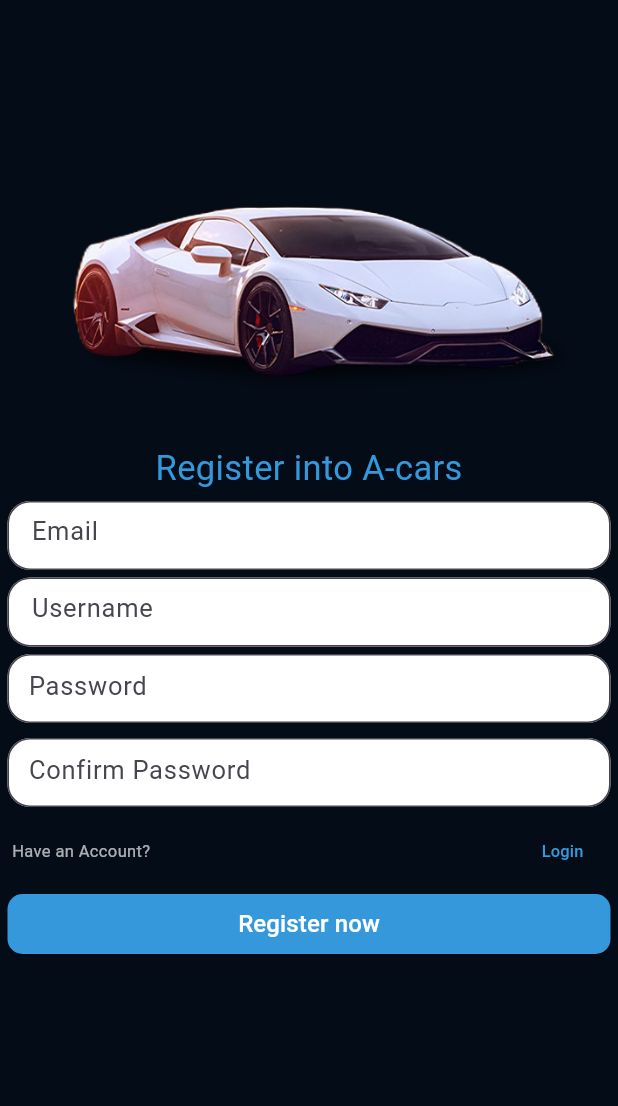
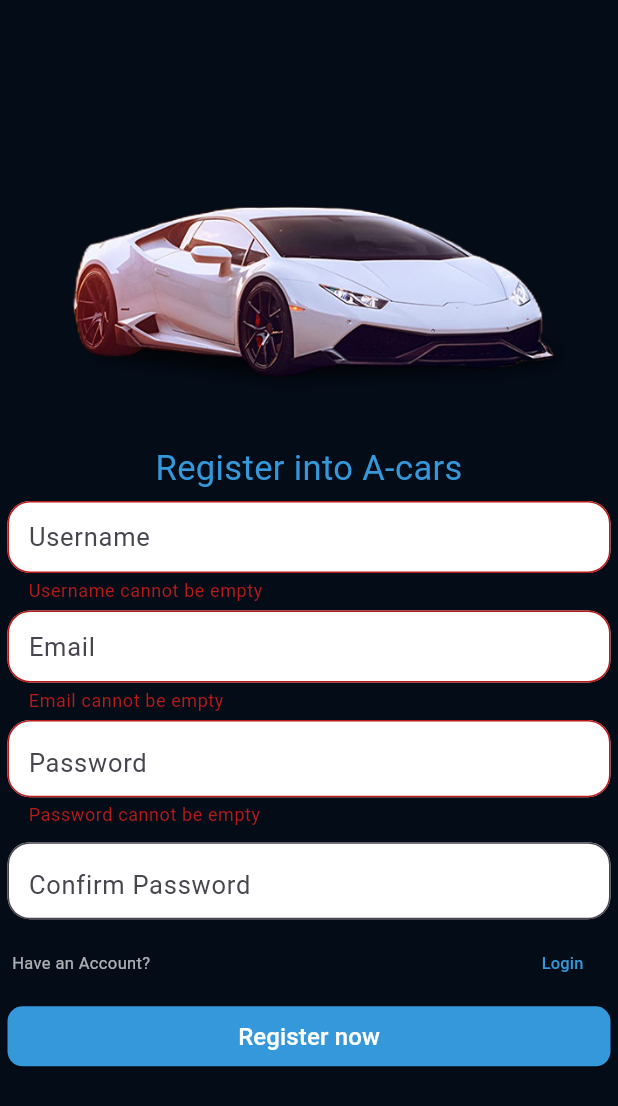
Before and after one commit to ayindequdus22/acars-mobile, a Flutter app: the RegisterPage screen opened by its route, after a tap on "Register now", on a phone screen of 412 x 824 dp. Shown: the top 1106 px of the screen. Run offline on Flutter 3.47's test engine with Material 3 defaults, Android fonts, the phone set to English and light mode, and no system bars; our stand-ins replace flutter_dotenv, get.

Commit message:
almost done

```diff
--- a/lib/controllers/productController.dart
+++ /dev/null
@@ -1,29 +0,0 @@
-import 'package:acars_mobile/models/product_model.dart';
-import 'package:acars_mobile/utils/Api_Service.dart';
-import 'package:flutter/foundation.dart';
-import 'package:get/get.dart';
-
-class ProductController extends GetxController {
-  var productItems = <ProductModel>[].obs;
-  var isLoading = true.obs;
-
-  @override
-  void onInit() {
-    fetchProducts();
-    super.onInit();
-  }
-
-  void fetchProducts() async {
-    try {
-      isLoading(true);
-      var products = await ApiService.fetchProducts();
-      if (products != null) {
-        productItems.assignAll(products);
-      }
-    } catch (e) {
-     if(kDebugMode)   print(e);
-    } finally {
-      isLoading(false);
-    }
-  }
-}
--- a/lib/screens/auth_pages/login_page.dart
+++ b/lib/screens/auth_pages/login_page.dart
@@ -35,10 +35,10 @@
   }
 
   String? validateUser(String? value) {
-    if (value == null || value.isEmpty) {
+    if (value == null) {
       return "Username cannot be empty";
     }
-    if (!value.isEmail) {
+    if (!value.isEmail || value.length < 12 || value.length >= 30) {
       return "Invalid email";
     }
     return null;
--- a/lib/screens/auth_pages/register_page.dart
+++ b/lib/screens/auth_pages/register_page.dart
@@ -9,16 +9,16 @@
   @override
   State<RegisterPage> createState() => _RegisterPageState();
 }
+
 final RegisterController registerController = Get.put(RegisterController());
 
 class _RegisterPageState extends State<RegisterPage> {
   bool obscureMe = true;
   bool obscurePassword = true;
-
+  final GlobalKey<FormState> formkey = GlobalKey<FormState>();
   late final TextEditingController usernameController;
   late final TextEditingController emailController;
   late final TextEditingController passwordController;
-
   late final TextEditingController confirmpasswordController;
   @override
   void initState() {
@@ -36,6 +36,44 @@
     passwordController.dispose();
     confirmpasswordController.dispose();
     super.dispose();
+  }
+
+  String? validateEmail(String? value) {
+    if (value == null || value.isEmpty) {
+      return "Email cannot be empty";
+    }
+    if (!value.isEmail || value.length < 12 || value.length >= 30) {
+      return "Invalid email";
+    }
+    return null;
+  }
+
+  String? validatePassword(String? value) {
+    if (value == null || value.isEmpty) {
+      return "Password cannot be empty";
+    }
+    if (value.length < 8 || value.length > 20) {
+      return "Password must have 8-20 characters";
+    }
+    return null;
+  }
+
+  String? validateConfirmPassword(String? value) {
+    if (value != passwordController.text) {
+      return "Password and Confirm Password must be equal";
+    }
+
+    return null;
+  }
+
+  String? validateUsername(String? value) {
+    if (value == null || value.isEmpty) {
+      return "Username cannot be empty";
+    }
+    if (value.length < 4 || value.length > 30) {
+      return "Password must have 4-30 characters";
+    }
+    return null;
   }
 
   @override
@@ -65,101 +103,94 @@
                   SizedBox(
                     height: setHeight(10),
                   ),
-                  Column(
+                  Form(
+                    key: formkey,
+                    child: Column(
                       children: [
-                      SizedBox(
-                        height: setHeight(80),
-                        child: TextFormField(controller: emailController,
-                          style: TextStyle(
-                            fontSize: setHeight(30),
-                          ),
+
+                      TextFormField(
+                          controller: usernameController,
+                          style: TextStyle(fontSize: setHeight(29)),
+                          validator: validateUsername,
                           decoration: InputDecoration(
-                            hintText: "Email",
+                            hintText: "Username",
+                            contentPadding: const EdgeInsets.all(10),
                             fillColor: Colors.white,
                             filled: true,
                             border: OutlineInputBorder(
                                 borderRadius: BorderRadius.circular(15)),
-                            hintStyle: TextStyle(
-                              fontSize: setHeight(30),
+                            hintStyle: TextStyle(fontSize: setHeight(30)),
                           ),
-                          ),
-                        ),
-                      ),
-                      SizedBox(height: setHeight(10)),
-                      SizedBox(
-                        height: setHeight(80),
-                        child: TextFormField(controller: usernameController,
-                          style: TextStyle(fontSize: setHeight(30)),
+                        ),SizedBox(height: setHeight(10)),
+                          TextFormField(
+                          controller: emailController,
+                          style: TextStyle(fontSize: setHeight(29)),
+                          validator: validateEmail,
                           decoration: InputDecoration(
-                            hintText: "Username",
+                            hintText: "Email",
+                            contentPadding: const EdgeInsets.all(10),
                             fillColor: Colors.white,
                             filled: true,
                             border: OutlineInputBorder(
                                 borderRadius: BorderRadius.circular(15)),
-                            hintStyle: TextStyle(
-                              fontSize: setHeight(30),
+                            hintStyle: TextStyle(fontSize: setHeight(30)),
                           ),
                         ),
-                        ),
-                      ),
+
+
                         SizedBox(height: setHeight(10)),
-                      SizedBox(
-                        height: setHeight(80),
-                        child: TextFormField(
+                        TextFormField(
+                          controller: passwordController,
                           obscureText: obscureMe,
-                          style: TextStyle(fontSize: setHeight(30)),controller: passwordController,
+                          style: TextStyle(fontSize: setHeight(29)),
                           obscuringCharacter: "*",
+                          validator: validatePassword,
                           decoration: InputDecoration(
-                            contentPadding: const EdgeInsets.symmetric(
-                                vertical: 20.0, horizontal: 10),
-                            suffix: IconButton(
-                              onPressed: () {
+                            hintText: "Password",
+                            suffix: GestureDetector(
+                              onTap: () {
                                 setState(() {
                                   obscureMe = !obscureMe;
                                 });
                               },
-                              icon: Icon(obscureMe
+                              child: Icon(obscureMe
                                   ? Icons.visibility_off
                                   : Icons.visibility),
                             ),
-                            hintText: "Password",
+                            contentPadding: const EdgeInsets.all(10),
                             fillColor: Colors.white,
                             filled: true,
                             border: OutlineInputBorder(
-                              borderRadius: BorderRadius.circular(15),
-                            ),
+                                borderRadius: BorderRadius.circular(15)),
                             hintStyle: TextStyle(fontSize: setHeight(30)),
                           ),
                         ),
-                      ),
+
                         const SizedBox(height: 10),
-                      SizedBox(
-                        height: setHeight(80),
-                        child: TextFormField(controller: confirmpasswordController,
+                        TextFormField(
+                          controller: confirmpasswordController,
                           obscureText: obscurePassword,
-                          style:  TextStyle(fontSize: setHeight(30)),
+                          style: TextStyle(fontSize: setHeight(29)),
                           obscuringCharacter: "*",
+                          validator: validateConfirmPassword,
                           decoration: InputDecoration(
-                            contentPadding: const EdgeInsets.symmetric(
-                                vertical: 20.0, horizontal: 10),
-                            suffix: IconButton(
-                              onPressed: () {
+                            hintText: "Confirm Password",
+                            suffix: GestureDetector(
+                              onTap: () {
                                 setState(() {
                                   obscurePassword = !obscurePassword;
                                 });
                               },
-                              icon: Icon(obscurePassword
+                              child: Icon(obscureMe
                                   ? Icons.visibility_off
                                   : Icons.visibility),
                             ),
-                            hintText: "Confirm Password",
+                            contentPadding: const EdgeInsets.all(10),
                             fillColor: Colors.white,
                             filled: true,
                             border: OutlineInputBorder(
-                              borderRadius: BorderRadius.circular(15),
-                            ),
+                                borderRadius: BorderRadius.circular(15)),
                             hintStyle: TextStyle(fontSize: setHeight(30)),
-                          ),
                           ),
                         ),
                         SizedBox(height: setHeight(10)),
@@ -175,7 +206,8 @@
                                       .textTheme
                                       .labelMedium
                                       ?.fontSize,
-                                color: const Color.fromRGBO(255, 255, 255, 0.671),
+                                  color: const Color.fromRGBO(
+                                      255, 255, 255, 0.671),
                                 ),
                               ),
                             ),
@@ -202,8 +234,8 @@
                           height: setHeight(70),
                           child: ElevatedButton(
                             style: ButtonStyle(
-                            backgroundColor:
-                                const WidgetStatePropertyAll(AppColors.primary),
+                              backgroundColor: const WidgetStatePropertyAll(
+                                  AppColors.primary),
                               shape: WidgetStatePropertyAll(
                                 RoundedRectangleBorder(
                                   borderRadius: BorderRadius.circular(10),
@@ -211,6 +243,14 @@
                               ),
                             ),
                             onPressed: () {
+                              if (formkey.currentState!.validate()) {
+                                final email = emailController.text;
+                                final username = usernameController.text;
+                                final password = passwordController.text;
+                                FocusScope.of(context).unfocus();
+                                registerController.register(
+                                   username, email, password );
+                              }
                             },
                             child: Text(
                               "Register now",
@@ -222,6 +262,7 @@
                         SizedBox(height: setHeight(25)),
                       ],
                     ),
+                  ),
                 ],
               ),
             ),
--- a/lib/utils/Api_Service.dart
+++ b/lib/utils/Api_Service.dart
@@ -1,29 +1,14 @@
 import 'dart:convert';
-import 'dart:developer';
 import 'package:acars_mobile/models/auth_models.dart';
-import 'package:acars_mobile/models/product_model.dart';
 import 'package:flutter_dotenv/flutter_dotenv.dart';
 import "package:http/http.dart" as http;
+
 final String apiUrl = dotenv.env['API_URL'] ?? '';
 
 class ApiService {
   static var client = http.Client();
 
-  static Future<List<ProductModel>?> fetchProducts() async {
-    try {
-      var response = await client.get(Uri.parse("${apiUrl}products/all-products"));
-      if (response.statusCode == 200) {
-        var json = response.body;
-        return productFromJson(json);
-      } else {
-        log("Error: ${response.statusCode}");
-        return null;
-      }
-    } catch (e) {
-      print("My Error: $e");
-      return null;
-    }
-  }
+
 
   static Future<Map<String, dynamic>?> login(String email, String password) async {
     try {
@@ -33,9 +18,8 @@
         headers: {
           'Content-Type': 'application/json',
         },
-        body: loginToJson(data),
+        body: jsonEncode(data.toJson()), // Ensure you're encoding the body correctly
       );
-
       if (response.statusCode == 200) {
         // Successfully received response
         return {
@@ -46,7 +30,7 @@
         // Handle non-200 status codes
         return {
           'statusCode': response.statusCode,
-          'error': response.body,
+          // 'error': response.body,
         };
       }
     } catch (e) {
@@ -57,9 +41,13 @@
       };
     }
   }
-static Future<Map<String, dynamic>?> register(String username,String email, String password) async {
+
+
+  static Future<Map<String, dynamic>?> register(
+      String username, String email, String password) async {
     try {
-      final data = RegisterRequestModel(email: email,username: username, password: password);
+      final data = RegisterRequestModel(
+          username: username, email: email, password: password);
       final response = await client.post(
         Uri.parse("${apiUrl}auth/register"),
         headers: {
--- a/lib/widgets/engineers.dart
+++ b/lib/widgets/engineers.dart
@@ -10,7 +10,7 @@
 itemCount: engineerModels.length,
     gridDelegate:const SliverGridDelegateWithFixedCrossAxisCount(crossAxisCount: 2),
     itemBuilder:(context,index){
-      return Container(
+      return SizedBox(
         child: Column(children: [
           Image.network(engineerModels[index].image)
         ],),
--- a/pubspec.yaml
+++ b/pubspec.yaml
@@ -41,6 +41,8 @@
   flutter_dotenv: ^5.1.0
   provider: ^6.1.2
   shared_preferences: ^2.2.3
+  flutter_secure_storage: ^9.2.2
+  cached_network_image: ^3.3.1
 
 dev_dependencies:
   flutter_test:
```
Also changed, not shown: lib/constants/text.dart (+6 -5 lines), lib/controllers/auth_controller.dart (+17 -28 lines), lib/main.dart (+4 -7 lines), lib/models/product_model.dart (deleted, +0 -37 lines), lib/screens/product_page.dart (deleted, +0 -56 lines), lib/widgets/home_hero.dart (+16 -22 lines), lib/screens/coming_soon.dart (renamed from lib/screens/coming-soon.dart), pubspec.lock, 7 other files. Lines whose indentation alone changed are shown as unchanged.
